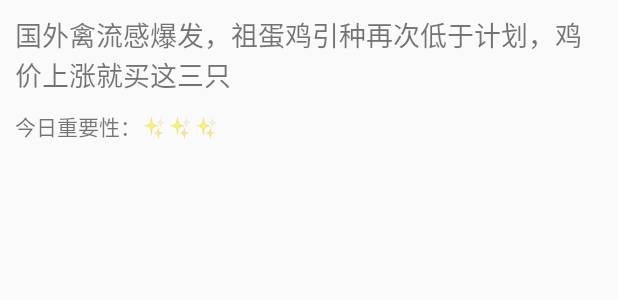
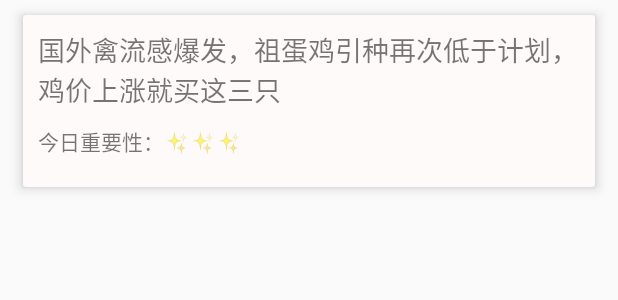
Before and after one commit to linjonh/WallStreetTest, an Android app: the layout list_item_layout.xml on its own in the app's theme, with its tools: preview values and no code run, on a phone screen of 412 x 824 dp. Shown: the top 300 px of the screen. Run offline under Robolectric (Android 15) with nearby library versions, the phone set to English and light mode, and no system bars; network calls fail.

Commit message:
add card view, remove other code ,such as jobScheduler and bootReceiver and server

```diff
--- a/app/build.gradle
+++ b/app/build.gradle
@@ -25,4 +25,5 @@ dependencies {
     compile 'com.android.support:appcompat-v7:23.1.1'
     compile 'com.android.support:recyclerview-v7:23.1.1'
     compile 'com.android.volley:volley:1.0.0'
+    compile 'com.android.support:cardview-v7:23.1.1'
 }
--- a/app/src/main/res/layout/list_item_layout.xml
+++ b/app/src/main/res/layout/list_item_layout.xml
@@ -1,10 +1,29 @@
 <?xml version="1.0" encoding="utf-8"?>
+<FrameLayout
+    xmlns:android="http://schemas.android.com/apk/res/android"
+    android:layout_width="match_parent"
+    android:layout_height="match_parent">
+    <android.support.v7.widget.CardView
+        xmlns:android="http://schemas.android.com/apk/res/android"
+        xmlns:app="http://schemas.android.com/apk/res-auto"
+        android:layout_width="match_parent"
+        android:layout_height="wrap_content"
+        android:layout_marginLeft="15dp"
+        android:layout_marginRight="15dp"
+        android:layout_marginTop="10dp"
+        android:layout_marginBottom="10dp"
+        app:cardBackgroundColor="#FFFAFA"
+        app:cardCornerRadius="2dp"
+        app:cardElevation="5dp"
+        app:cardMaxElevation="10dp">
+
         <LinearLayout
             xmlns:android="http://schemas.android.com/apk/res/android"
             android:layout_width="match_parent"
             android:layout_height="match_parent"
+            android:layout_margin="10dp"
             android:orientation="vertical"
-    android:padding="10dp">
+        >
             <TextView
                 android:id="@+id/massage_tv"
                 android:layout_width="match_parent"
@@ -21,9 +40,9 @@
             <HorizontalScrollView
                 android:layout_width="match_parent"
                 android:layout_height="wrap_content"
-        android:scrollbars="none"
+                android:layout_marginTop="10dp"
                 android:fillViewport="false"
-        android:layout_marginTop="10dp">
+                android:scrollbars="none">
                 <LinearLayout
                     android:id="@+id/stocks_ll"
                     android:layout_width="match_parent"
@@ -56,3 +75,6 @@
                 </LinearLayout>
             </HorizontalScrollView>
         </LinearLayout>
+
+    </android.support.v7.widget.CardView>
+</FrameLayout>
```
Also changed, not shown: app/src/main/AndroidManifest.xml (+5 -13 lines), app/src/main/java/com/jaysen/wallstreet/BootReceiver.java (deleted, +0 -37 lines), app/src/main/java/com/jaysen/wallstreet/MainActivity.java (+22 -44 lines), app/src/main/java/com/jaysen/wallstreet/UpdateService.java (deleted, +0 -37 lines), app/src/main/res/layout/activity_main.xml (+6 -5 lines), app/src/main/aidl/com/jaysen/wallstreet/IStockAidlInterface.aidl (deleted). Lines whose indentation alone changed are shown as unchanged.
